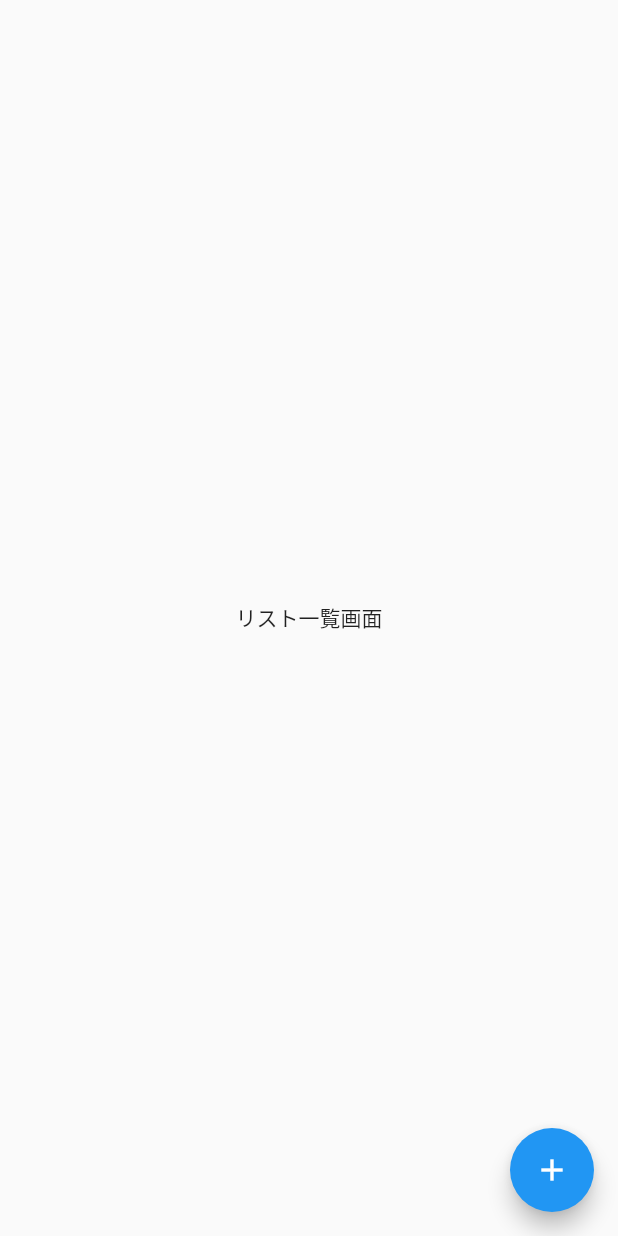
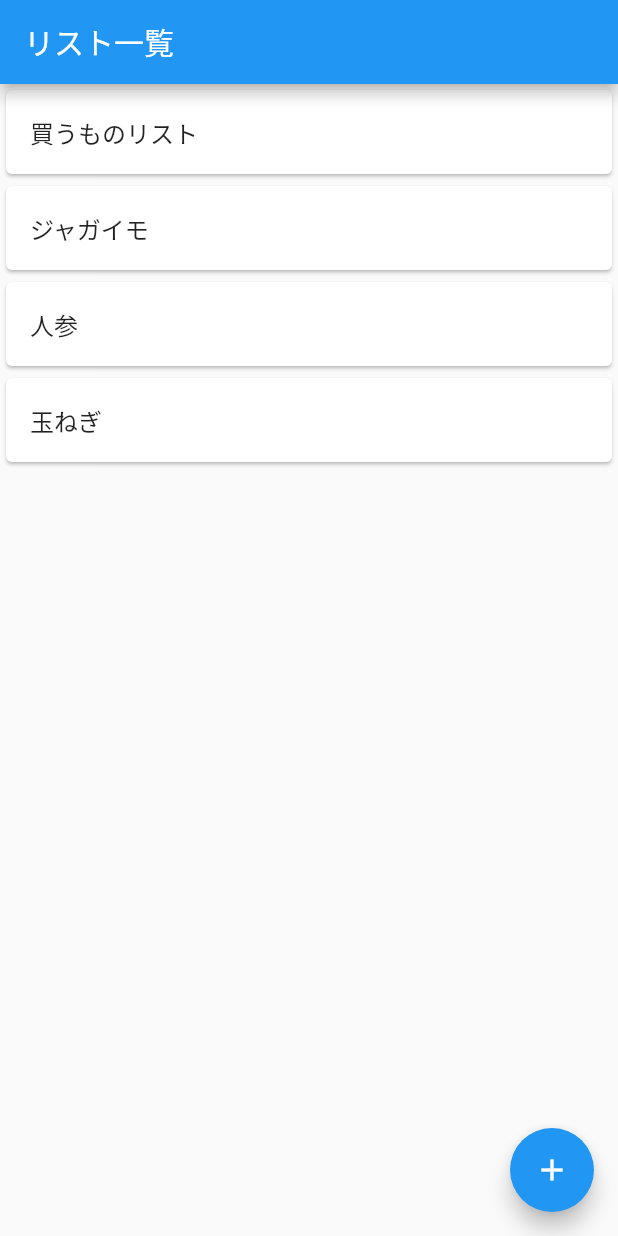
Before and after one commit to nosuke315/mytodoapp, a Flutter app: the screen it shows after launch, on a phone screen of 412 x 824 dp. Run offline on Flutter 3.47's test engine with Material 2 defaults, Android fonts, the phone set to English and light mode, and no system bars.

Commit message:
List Change

```diff
--- a/lib/main.dart
+++ b/lib/main.dart
@@ -30,8 +30,33 @@ class TodoListPage extends StatelessWidget {
   @override
   Widget build(BuildContext context) {
     return Scaffold(
-      body: const Center(
-        child: Text('リスト一覧画面'),
+      appBar: AppBar(
+        title: const Text('リスト一覧'),
+      ),
+      // ListViewを使いリスト一覧を表示
+      body: ListView(
+        children: const <Widget>[
+          Card(
+            child: ListTile(
+              title: Text('買うものリスト'),
+            ),
+          ),
+          Card(
+            child: ListTile(
+              title: Text('ジャガイモ'),
+            ),
+          ),
+          Card(
+            child: ListTile(
+              title: Text('人参'),
+            ),
+          ),
+          Card(
+            child: ListTile(
+              title: Text('玉ねぎ'),
+            ),
+          ),
+        ],
       ),
       floatingActionButton: FloatingActionButton(
         onPressed: () {
```
